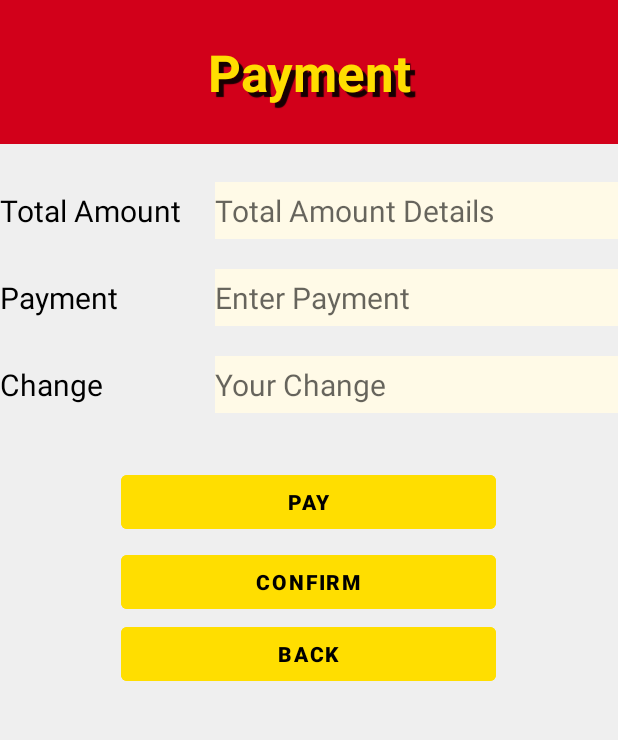
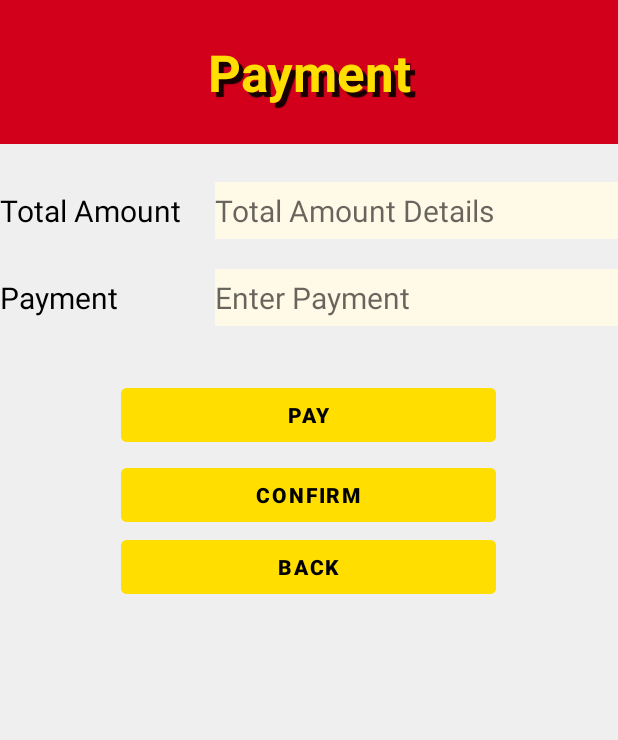
Before and after one commit to mcllontac/HotelAppProject, an Android app: the PaymentActivity screen opened directly, with no data from a screen before it, on a phone screen of 412 x 824 dp, the part 84-824 px from its top. Run offline under Robolectric (Android 15) with nearby library versions, the light colour scheme and no system bars; 2 statements that could not run were skipped.

Commit message:
Initial commit

```diff
--- a/app/src/main/java/com/example/hotelproject/PaymentActivity.java
+++ b/app/src/main/java/com/example/hotelproject/PaymentActivity.java
@@ -14,10 +14,10 @@ public class PaymentActivity extends AppCompatActivity {
 
     Button confirm;
     Button back, btnpay;
-    TextView total, change;
+    TextView total;
     EditText pay;
     String name1, contact, persons, checkIn, checkOut, room, rnum;
-    public int cash, totalChange, stay, totalPay;
+
 
 
     @Override
@@ -28,7 +28,6 @@ public class PaymentActivity extends AppCompatActivity {
         confirm = findViewById(R.id.btnConfirm);
         back = findViewById(R.id.btnBack);
         total = findViewById(R.id.toPay);
-        change = findViewById(R.id.Change);
         pay = findViewById(R.id.payment);
         btnpay = findViewById(R.id.btnPay);
 
--- a/app/src/main/res/layout/activity_payment.xml
+++ b/app/src/main/res/layout/activity_payment.xml
@@ -60,7 +60,8 @@
             android:hint="Total Amount Details"
             android:paddingTop="5dp"
             android:paddingBottom="5dp"
-            android:textSize="20sp" />
+            android:textSize="20sp"
+            android:textColor="@color/black"/>
     </LinearLayout>
 
     <LinearLayout
@@ -92,40 +93,11 @@
             android:hint="Enter Payment"
             android:paddingTop="5dp"
             android:paddingBottom="5dp"
-            android:textSize="20sp" />
+            android:textSize="20sp"
+            android:textColor="@color/black"/>
     </LinearLayout>
 
-    <LinearLayout
-        android:layout_width="match_parent"
-        android:layout_height="wrap_content"
-        android:orientation="horizontal">
 
-        <TextView
-            android:id="@+id/textView37"
-            android:layout_width="25dp"
-            android:layout_height="wrap_content"
-            android:layout_marginTop="10dp"
-            android:layout_marginBottom="10dp"
-            android:layout_weight="1"
-            android:paddingTop="5dp"
-            android:paddingBottom="5dp"
-            android:text="Change"
-            android:textColor="#000000"
-            android:textSize="20sp" />
-
-        <TextView
-            android:id="@+id/Change"
-            android:layout_width="150dp"
-            android:layout_height="wrap_content"
-            android:layout_marginTop="10dp"
-            android:layout_marginBottom="10dp"
-            android:layout_weight="1"
-            android:background="#FFFAE7"
-            android:hint="Your Change"
-            android:paddingTop="5dp"
-            android:paddingBottom="5dp"
-            android:textSize="20sp" />
-    </LinearLayout>
 
     <LinearLayout
         android:layout_width="match_parent"
```
